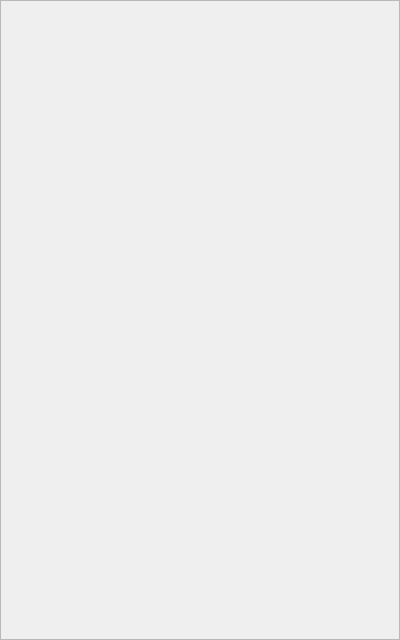
First picture: the form in ProjectListWidget.ui, repository minigo/grtt, before the edit.
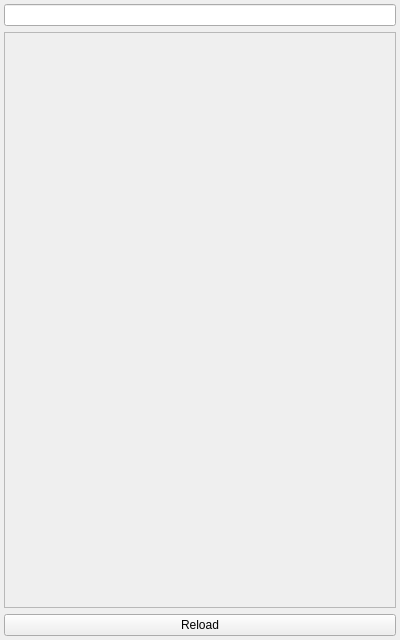
Second picture: the form after the edit.

The edit to the form file:
```diff
--- a/ProjectListWidget.ui
+++ b/ProjectListWidget.ui
@@ -15,17 +15,20 @@
   </property>
   <layout class="QVBoxLayout" name="verticalLayout">
    <property name="leftMargin">
-    <number>0</number>
+    <number>4</number>
    </property>
    <property name="topMargin">
-    <number>0</number>
+    <number>4</number>
    </property>
    <property name="rightMargin">
-    <number>0</number>
+    <number>4</number>
    </property>
    <property name="bottomMargin">
-    <number>0</number>
+    <number>4</number>
    </property>
+   <item>
+    <widget class="QLineEdit" name="_editFilter"/>
+   </item>
    <item>
     <widget class="QScrollArea" name="_scrollArea">
      <property name="widgetResizable">
@@ -36,13 +39,20 @@
        <rect>
         <x>0</x>
         <y>0</y>
-        <width>398</width>
-        <height>638</height>
+        <width>390</width>
+        <height>572</height>
        </rect>
       </property>
      </widget>
     </widget>
    </item>
+   <item>
+    <widget class="QPushButton" name="_buttonReload">
+     <property name="text">
+      <string>Reload</string>
+     </property>
+    </widget>
+   </item>
   </layout>
  </widget>
  <resources/>
```
